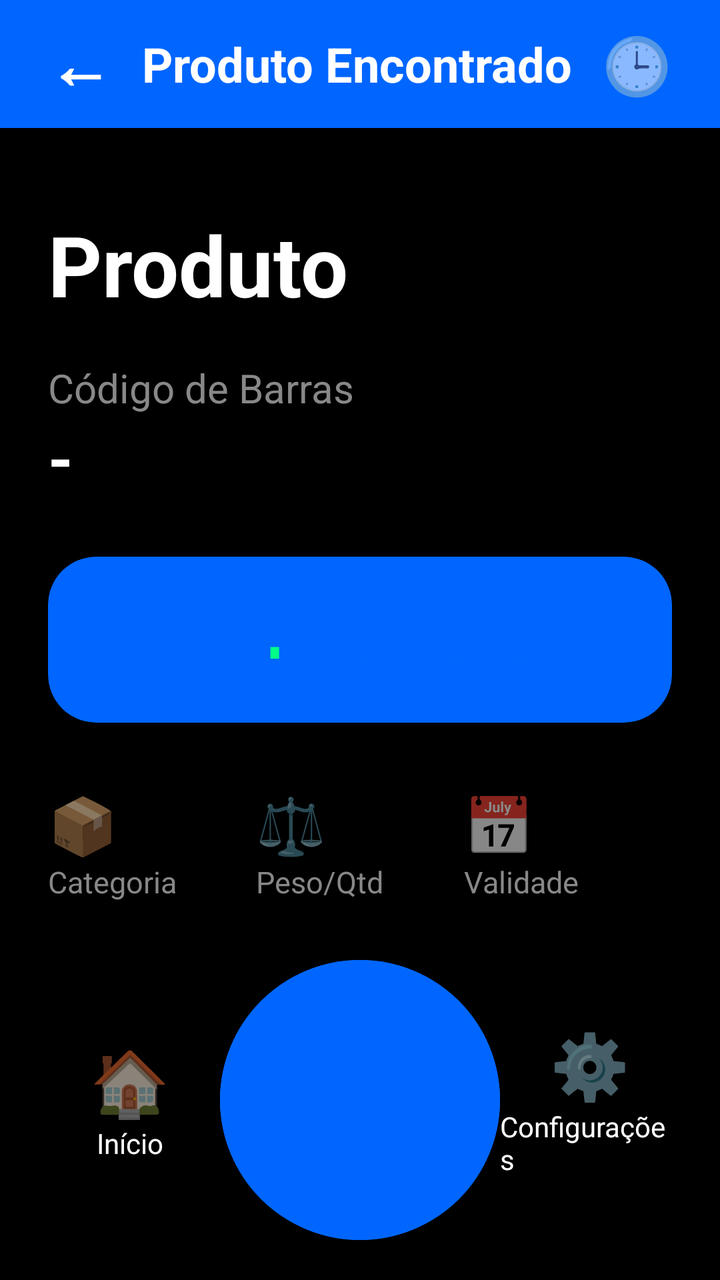
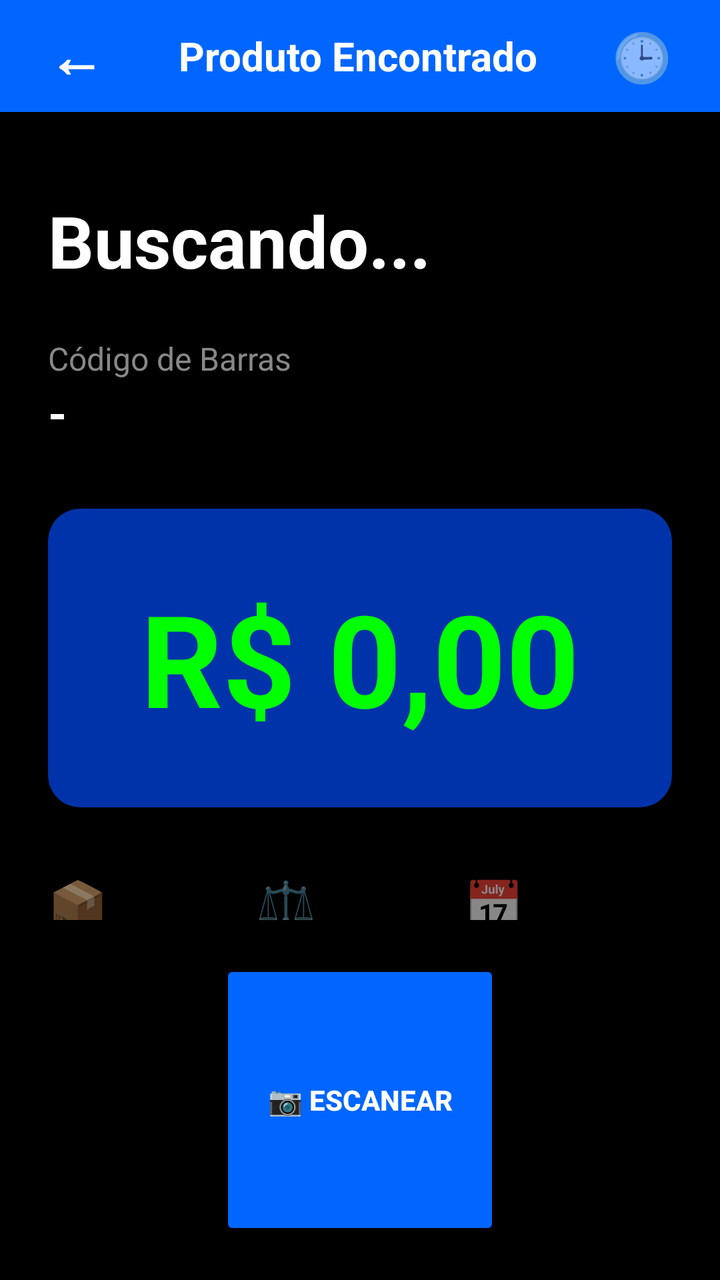

Compare the two renders of this Android layout. The source of the first and the diff that turns it into the second are given below.
<!-- AndroidManifest.xml: fallback theme Theme.MaterialComponents.DayNight.NoActionBar -->
<!-- res/layout/activity_resultado.xml -->
<?xml version="1.0" encoding="utf-8"?>
<LinearLayout xmlns:android="http://schemas.android.com/apk/res/android"
    xmlns:app="http://schemas.android.com/apk/res-auto"
    android:layout_width="match_parent"
    android:layout_height="match_parent"
    android:background="#000000"
    android:orientation="vertical">

    <LinearLayout
        android:layout_width="match_parent"
        android:layout_height="64dp"
        android:background="#0066FF"
        android:gravity="center_vertical"
        android:orientation="horizontal"
        android:paddingHorizontal="16dp">

        <TextView
            android:id="@+id/btnVoltar"
            android:layout_width="wrap_content"
            android:layout_height="wrap_content"
            android:padding="8dp"
            android:text="←"
            android:textColor="#FFFFFF"
            android:textSize="32sp"
            android:textStyle="bold" />

        <TextView
            android:layout_width="0dp"
            android:layout_height="wrap_content"
            android:layout_weight="1"
            android:gravity="center"
            android:text="Produto Encontrado"
            android:textColor="#FFFFFF"
            android:textSize="24sp"
            android:textStyle="bold" />

        <TextView
            android:id="@+id/btnHistorico"
            android:layout_width="wrap_content"
            android:layout_height="wrap_content"
            android:padding="8dp"
            android:text="🕒"
            android:textSize="28sp" />
    </LinearLayout>

    <ScrollView
        android:layout_width="match_parent"
        android:layout_height="0dp"
        android:layout_weight="1">

        <LinearLayout
            android:layout_width="match_parent"
            android:layout_height="wrap_content"
            android:orientation="vertical"
            android:padding="24dp">

            <ImageView
                android:id="@+id/imgProduto"
                android:layout_width="match_parent"
                android:layout_height="280dp"
                android:visibility="gone"
                android:scaleType="fitCenter"
                android:adjustViewBounds="true" />

            <TextView
                android:id="@+id/txtNome"
                android:layout_width="match_parent"
                android:layout_height="wrap_content"
                android:layout_marginTop="16dp"
                android:text="Produto"
                android:textColor="#FFFFFF"
                android:textSize="42sp"
                android:textStyle="bold" />

            <TextView
                android:layout_width="match_parent"
                android:layout_height="wrap_content"
                android:layout_marginTop="20dp"
                android:text="Código de Barras"
                android:textColor="#888888"
                android:textSize="20sp" />

            <TextView
                android:id="@+id/txtCodigo"
                android:layout_width="match_parent"
                android:layout_height="wrap_content"
                android:text="-"
                android:textColor="#FFFFFF"
                android:textSize="32sp"
                android:textStyle="bold" />

            <com.google.android.material.card.MaterialCardView
                android:layout_width="match_parent"
                android:layout_height="wrap_content"
                android:layout_marginTop="28dp"
                app:cardBackgroundColor="#0066FF"
                app:cardCornerRadius="24dp"
                app:strokeWidth="0dp">

                <TextView
                    android:id="@+id/txtPreco"
                    android:layout_width="match_parent"
                    android:layout_height="wrap_content"
                    android:gravity="center"
                    android:padding="32dp"
                    android:text="R$ 0,00"
                    android:autoSizeTextType="uniform"
                    android:autoSizeMinTextSize="56sp"
                    android:autoSizeMaxTextSize="150sp"
                    android:maxLines="1"
                    android:textColor="#00FF88"
                    android:textStyle="bold" />
            </com.google.android.material.card.MaterialCardView>

            <LinearLayout
                android:layout_width="match_parent"
                android:layout_height="wrap_content"
                android:layout_marginTop="32dp"
                android:orientation="horizontal">

                <LinearLayout
                    android:layout_width="0dp"
                    android:layout_height="wrap_content"
                    android:layout_weight="1"
                    android:orientation="vertical">
                    <TextView android:layout_width="wrap_content" android:layout_height="wrap_content" android:text="📦" android:textSize="28sp" />
                    <TextView android:id="@+id/lblInfo1" android:layout_width="wrap_content" android:layout_height="wrap_content" android:text="Categoria" android:textColor="#888888" android:textSize="15sp" />
                    <TextView android:id="@+id/valInfo1" android:layout_width="wrap_content" android:layout_height="wrap_content" android:text="-" android:textColor="#FFFFFF" android:textSize="20sp" android:textStyle="bold" />
                </LinearLayout>

                <LinearLayout
                    android:layout_width="0dp"
                    android:layout_height="wrap_content"
                    android:layout_weight="1"
                    android:orientation="vertical">
                    <TextView android:layout_width="wrap_content" android:layout_height="wrap_content" android:text="⚖️" android:textSize="28sp" />
                    <TextView android:id="@+id/lblInfo2" android:layout_width="wrap_content" android:layout_height="wrap_content" android:text="Peso/Qtd" android:textColor="#888888" android:textSize="15sp" />
                    <TextView android:id="@+id/valInfo2" android:layout_width="wrap_content" android:layout_height="wrap_content" android:text="-" android:textColor="#FFFFFF" android:textSize="20sp" android:textStyle="bold" />
                </LinearLayout>

                <LinearLayout
                    android:layout_width="0dp"
                    android:layout_height="wrap_content"
                    android:layout_weight="1"
                    android:orientation="vertical">
                    <TextView android:layout_width="wrap_content" android:layout_height="wrap_content" android:text="📅" android:textSize="28sp" />
                    <TextView android:id="@+id/lblInfo3" android:layout_width="wrap_content" android:layout_height="wrap_content" android:text="Validade" android:textColor="#888888" android:textSize="15sp" />
                    <TextView android:id="@+id/valInfo3" android:layout_width="wrap_content" android:layout_height="wrap_content" android:text="-" android:textColor="#FFFFFF" android:textSize="20sp" android:textStyle="bold" />
                </LinearLayout>
            </LinearLayout>
        </LinearLayout>
    </ScrollView>

    <LinearLayout
        android:layout_width="match_parent"
        android:layout_height="wrap_content"
        android:orientation="horizontal"
        android:gravity="center"
        android:padding="20dp">

        <LinearLayout
            android:layout_width="0dp"
            android:layout_height="wrap_content"
            android:layout_weight="1"
            android:orientation="vertical"
            android:gravity="center">
            <TextView android:layout_width="wrap_content" android:layout_height="wrap_content" android:text="🏠" android:textSize="32sp" />
            <TextView android:layout_width="wrap_content" android:layout_height="wrap_content" android:text="Início" android:textColor="#FFFFFF" android:textSize="14sp" />
        </LinearLayout>

        <com.google.android.material.button.MaterialButton
            android:id="@+id/btnScan"
            android:layout_width="140dp"
            android:layout_height="140dp"
            android:backgroundTint="#0066FF"
            android:elevation="8dp"
            android:gravity="center"
            android:insetTop="0dp"
            android:insetBottom="0dp"
            android:padding="0dp"
            android:text=""
            app:cornerRadius="70dp" />

        <LinearLayout
            android:layout_width="0dp"
            android:layout_height="wrap_content"
            android:layout_weight="1"
            android:orientation="vertical"
            android:gravity="center">
            <TextView android:layout_width="wrap_content" android:layout_height="wrap_content" android:text="⚙️" android:textSize="32sp" />
            <TextView android:layout_width="wrap_content" android:layout_height="wrap_content" android:text="Configurações" android:textColor="#FFFFFF" android:textSize="14sp" />
        </LinearLayout>
    </LinearLayout>

</LinearLayout>
<!-- resources referenced by this layout -->
<resources>

</resources>

<!-- the commit's change to res/layout/activity_resultado.xml (unified diff, before → after) -->
@@ -6,9 +6,10 @@
     android:background="#000000"
     android:orientation="vertical">
 
+    
     <LinearLayout
         android:layout_width="match_parent"
-        android:layout_height="64dp"
+        android:layout_height="56dp"
         android:background="#0066FF"
         android:gravity="center_vertical"
         android:orientation="horizontal"
@@ -21,7 +22,7 @@
             android:padding="8dp"
             android:text="←"
             android:textColor="#FFFFFF"
-            android:textSize="32sp"
+            android:textSize="28sp"
             android:textStyle="bold" />
 
         <TextView
@@ -31,16 +32,15 @@
             android:gravity="center"
             android:text="Produto Encontrado"
             android:textColor="#FFFFFF"
-            android:textSize="24sp"
+            android:textSize="20sp"
             android:textStyle="bold" />
 
         <TextView
-            android:id="@+id/btnHistorico"
             android:layout_width="wrap_content"
             android:layout_height="wrap_content"
             android:padding="8dp"
             android:text="🕒"
-            android:textSize="28sp" />
+            android:textSize="24sp" />
     </LinearLayout>
 
     <ScrollView
@@ -54,31 +54,33 @@
             android:orientation="vertical"
             android:padding="24dp">
 
+            
             <ImageView
                 android:id="@+id/imgProduto"
                 android:layout_width="match_parent"
-                android:layout_height="280dp"
-                android:visibility="gone"
+                android:layout_height="200dp"
                 android:scaleType="fitCenter"
-                android:adjustViewBounds="true" />
+                android:visibility="gone" />
 
+            
             <TextView
                 android:id="@+id/txtNome"
                 android:layout_width="match_parent"
                 android:layout_height="wrap_content"
                 android:layout_marginTop="16dp"
-                android:text="Produto"
+                android:text="Buscando..."
                 android:textColor="#FFFFFF"
-                android:textSize="42sp"
+                android:textSize="36sp"
                 android:textStyle="bold" />
 
+            
             <TextView
                 android:layout_width="match_parent"
                 android:layout_height="wrap_content"
-                android:layout_marginTop="20dp"
+                android:layout_marginTop="24dp"
                 android:text="Código de Barras"
                 android:textColor="#888888"
-                android:textSize="20sp" />
+                android:textSize="16sp" />
 
             <TextView
                 android:id="@+id/txtCodigo"
@@ -86,16 +88,16 @@
                 android:layout_height="wrap_content"
                 android:text="-"
                 android:textColor="#FFFFFF"
-                android:textSize="32sp"
+                android:textSize="24sp"
                 android:textStyle="bold" />
 
-            <com.google.android.material.card.MaterialCardView
+            
+            <androidx.cardview.widget.CardView
                 android:layout_width="match_parent"
                 android:layout_height="wrap_content"
-                android:layout_marginTop="28dp"
-                app:cardBackgroundColor="#0066FF"
-                app:cardCornerRadius="24dp"
-                app:strokeWidth="0dp">
+                android:layout_marginTop="32dp"
+                app:cardBackgroundColor="#0033AA"
+                app:cardCornerRadius="16dp">
 
                 <TextView
                     android:id="@+id/txtPreco"
@@ -104,14 +106,12 @@
                     android:gravity="center"
                     android:padding="32dp"
                     android:text="R$ 0,00"
-                    android:autoSizeTextType="uniform"
-                    android:autoSizeMinTextSize="56sp"
-                    android:autoSizeMaxTextSize="150sp"
-                    android:maxLines="1"
-                    android:textColor="#00FF88"
+                    android:textColor="#00FF00"
+                    android:textSize="64sp"
                     android:textStyle="bold" />
-            </com.google.android.material.card.MaterialCardView>
+            </androidx.cardview.widget.CardView>
 
+            
             <LinearLayout
                 android:layout_width="match_parent"
                 android:layout_height="wrap_content"
@@ -123,9 +123,9 @@
                     android:layout_height="wrap_content"
                     android:layout_weight="1"
                     android:orientation="vertical">
-                    <TextView android:layout_width="wrap_content" android:layout_height="wrap_content" android:text="📦" android:textSize="28sp" />
-                    <TextView android:id="@+id/lblInfo1" android:layout_width="wrap_content" android:layout_height="wrap_content" android:text="Categoria" android:textColor="#888888" android:textSize="15sp" />
-                    <TextView android:id="@+id/valInfo1" android:layout_width="wrap_content" android:layout_height="wrap_content" android:text="-" android:textColor="#FFFFFF" android:textSize="20sp" android:textStyle="bold" />
+                    <TextView android:layout_width="wrap_content" android:layout_height="wrap_content" android:text="📦" android:textSize="24sp" />
+                    <TextView android:layout_width="wrap_content" android:layout_height="wrap_content" android:text="Categoria" android:textColor="#888888" android:textSize="14sp" />
+                    <TextView android:id="@+id/txtCategoria" android:layout_width="wrap_content" android:layout_height="wrap_content" android:text="-" android:textColor="#FFFFFF" android:textSize="16sp" android:textStyle="bold" />
                 </LinearLayout>
 
                 <LinearLayout
@@ -133,9 +133,9 @@
                     android:layout_height="wrap_content"
                     android:layout_weight="1"
                     android:orientation="vertical">
-                    <TextView android:layout_width="wrap_content" android:layout_height="wrap_content" android:text="⚖️" android:textSize="28sp" />
-                    <TextView android:id="@+id/lblInfo2" android:layout_width="wrap_content" android:layout_height="wrap_content" android:text="Peso/Qtd" android:textColor="#888888" android:textSize="15sp" />
-                    <TextView android:id="@+id/valInfo2" android:layout_width="wrap_content" android:layout_height="wrap_content" android:text="-" android:textColor="#FFFFFF" android:textSize="20sp" android:textStyle="bold" />
+                    <TextView android:layout_width="wrap_content" android:layout_height="wrap_content" android:text="⚖️" android:textSize="24sp" />
+                    <TextView android:layout_width="wrap_content" android:layout_height="wrap_content" android:text="Peso/Qtd" android:textColor="#888888" android:textSize="14sp" />
+                    <TextView android:id="@+id/txtPeso" android:layout_width="wrap_content" android:layout_height="wrap_content" android:text="-" android:textColor="#FFFFFF" android:textSize="16sp" android:textStyle="bold" />
                 </LinearLayout>
 
                 <LinearLayout
@@ -143,53 +143,40 @@
                     android:layout_height="wrap_content"
                     android:layout_weight="1"
                     android:orientation="vertical">
-                    <TextView android:layout_width="wrap_content" android:layout_height="wrap_content" android:text="📅" android:textSize="28sp" />
-                    <TextView android:id="@+id/lblInfo3" android:layout_width="wrap_content" android:layout_height="wrap_content" android:text="Validade" android:textColor="#888888" android:textSize="15sp" />
-                    <TextView android:id="@+id/valInfo3" android:layout_width="wrap_content" android:layout_height="wrap_content" android:text="-" android:textColor="#FFFFFF" android:textSize="20sp" android:textStyle="bold" />
+                    <TextView android:layout_width="wrap_content" android:layout_height="wrap_content" android:text="📅" android:textSize="24sp" />
+                    <TextView android:layout_width="wrap_content" android:layout_height="wrap_content" android:text="Validade" android:textColor="#888888" android:textSize="14sp" />
+                    <TextView android:id="@+id/txtValidade" android:layout_width="wrap_content" android:layout_height="wrap_content" android:text="-" android:textColor="#FFFFFF" android:textSize="16sp" android:textStyle="bold" />
                 </LinearLayout>
             </LinearLayout>
+
+            
+            <EditText
+                android:id="@+id/edtCodigo"
+                android:layout_width="match_parent"
+                android:layout_height="wrap_content"
+                android:layout_marginTop="40dp"
+                android:background="#1A1A1A"
+                android:hint="Digite o código de barras"
+                android:imeOptions="actionSearch"
+                android:inputType="number"
+                android:maxLines="1"
+                android:padding="16dp"
+                android:textColor="#FFFFFF"
+                android:textColorHint="#666666" />
         </LinearLayout>
     </ScrollView>
 
-    <LinearLayout
-        android:layout_width="match_parent"
-        android:layout_height="wrap_content"
-        android:orientation="horizontal"
-        android:gravity="center"
-        android:padding="20dp">
-
-        <LinearLayout
-            android:layout_width="0dp"
-            android:layout_height="wrap_content"
-            android:layout_weight="1"
-            android:orientation="vertical"
-            android:gravity="center">
-            <TextView android:layout_width="wrap_content" android:layout_height="wrap_content" android:text="🏠" android:textSize="32sp" />
-            <TextView android:layout_width="wrap_content" android:layout_height="wrap_content" android:text="Início" android:textColor="#FFFFFF" android:textSize="14sp" />
-        </LinearLayout>
-
-        <com.google.android.material.button.MaterialButton
-            android:id="@+id/btnScan"
-            android:layout_width="140dp"
-            android:layout_height="140dp"
-            android:backgroundTint="#0066FF"
-            android:elevation="8dp"
-            android:gravity="center"
-            android:insetTop="0dp"
-            android:insetBottom="0dp"
-            android:padding="0dp"
-            android:text=""
-            app:cornerRadius="70dp" />
-
-        <LinearLayout
-            android:layout_width="0dp"
-            android:layout_height="wrap_content"
-            android:layout_weight="1"
-            android:orientation="vertical"
-            android:gravity="center">
-            <TextView android:layout_width="wrap_content" android:layout_height="wrap_content" android:text="⚙️" android:textSize="32sp" />
-            <TextView android:layout_width="wrap_content" android:layout_height="wrap_content" android:text="Configurações" android:textColor="#FFFFFF" android:textSize="14sp" />
-        </LinearLayout>
-    </LinearLayout>
-
+    
+    <Button
+        android:id="@+id/btnScan"
+        android:layout_width="140dp"
+        android:layout_height="140dp"
+        android:layout_gravity="center_horizontal"
+        android:layout_margin="20dp"
+        android:backgroundTint="#0066FF"
+        android:text="📷
+ESCANEAR"
+        android:textColor="#FFFFFF"
+        android:textSize="14sp"
+        android:textStyle="bold" />
 </LinearLayout>
